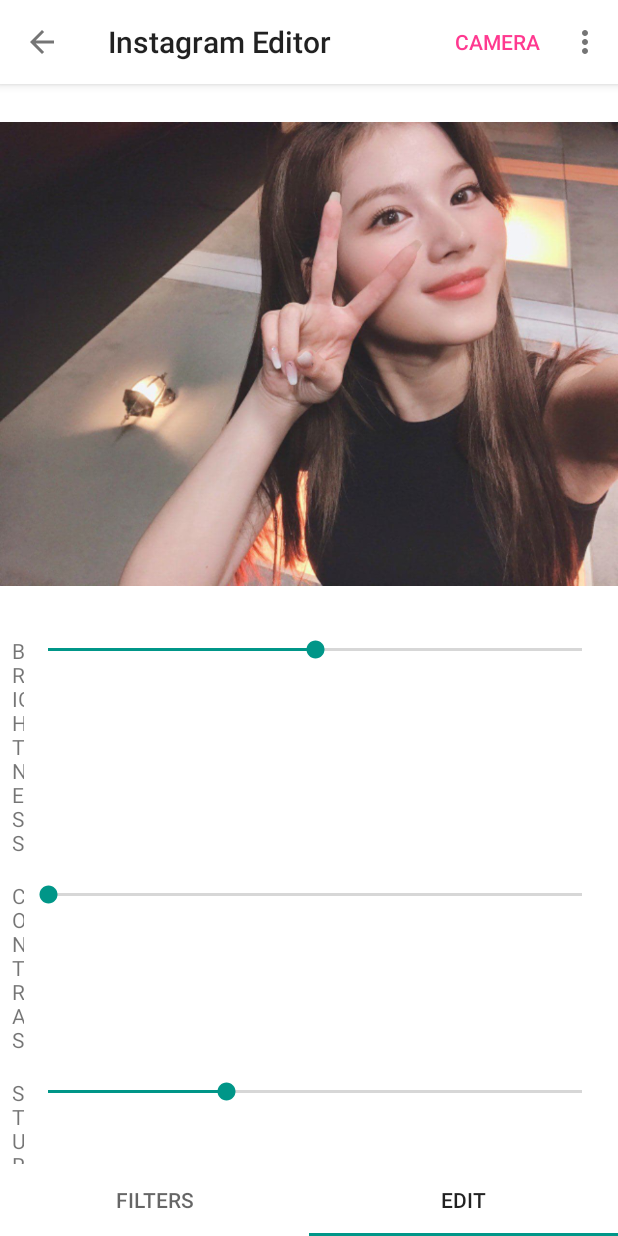
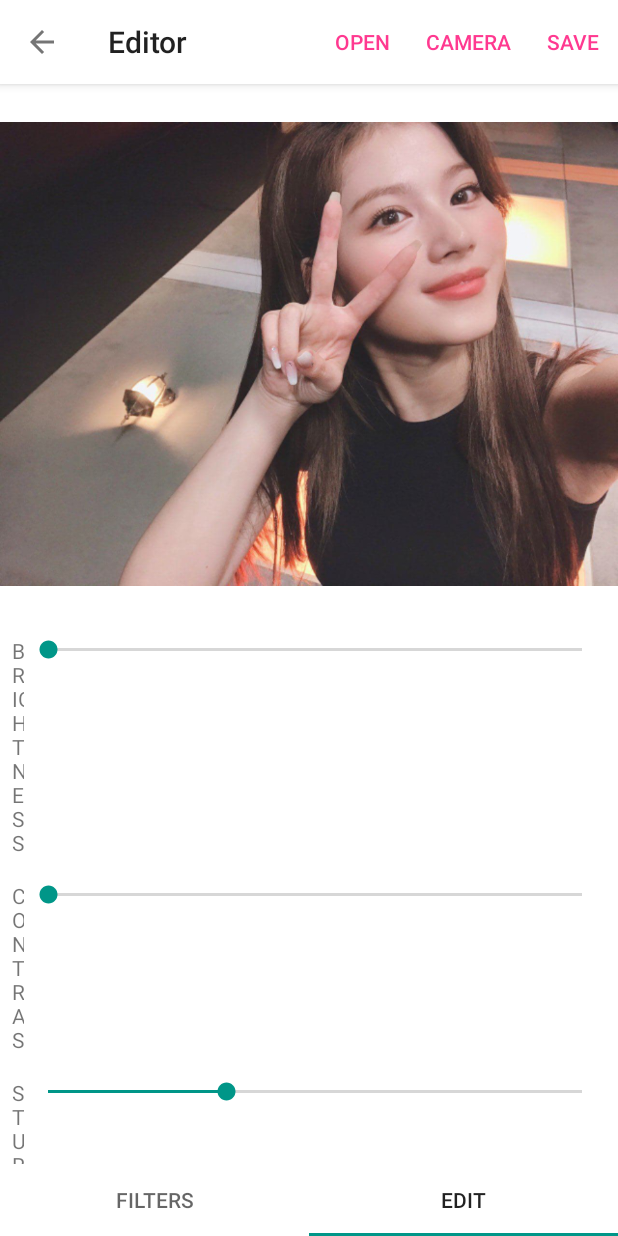
Before and after one commit to thuanpham1206/CS231.L11-Project, an Android app: the screen it shows after launch (MainActivity), item 2 of the bottom bar chosen, on a phone screen of 412 x 824 dp. Run offline under Robolectric (Android 15) with nearby library versions, the phone set to English and light mode, and no system bars; our stand-ins replace ButterKnife; libraries missing offline, so code that uses them is left out: com.karumi.dexter, com.zomato.photofilters; 13 statements that could not run were skipped.

Commit message:
update project
Remove SHARE features
Add Vignette filter into the Edit tab.

```diff
--- a/InstagramEditor/app/src/main/java/com/project/instagrameditor/EditImageFragment.java
+++ b/InstagramEditor/app/src/main/java/com/project/instagrameditor/EditImageFragment.java
@@ -24,6 +24,20 @@ public class EditImageFragment extends Fragment implements SeekBar.OnSeekBarChan
 
     @BindView(R.id.seekbar_saturation)
     SeekBar seekBarSaturation;
+
+    /*
+    @BindView(R.id.seekbar_red)
+    SeekBar seekBarRed;
+
+    @BindView(R.id.seekbar_blue)
+    SeekBar seekBarBlue;
+
+    @BindView(R.id.seekbar_green)
+    SeekBar seekBarGreen;
+    */
+
+    @BindView(R.id.seekbar_vignette)
+    SeekBar seekBarVignette;
 
     public void setListener(EditImageFragmentListener listener) {
         this.listener = listener;
@@ -57,9 +71,33 @@ public class EditImageFragment extends Fragment implements SeekBar.OnSeekBarChan
         seekBarSaturation.setMax(30);
         seekBarSaturation.setProgress(10);
 
+        // keeping brightness value b/w 0 - 255
+        seekBarBrightness.setMax(255);
+        seekBarBrightness.setProgress(0);
+
+        /*
+        // keeping red value b/w 0.0 - 1.0
+        seekBarRed.setMax(10);
+        seekBarRed.setProgress(0);
+
+        // keeping blue value b/w 0.0 - 1.0
+        seekBarBlue.setMax(10);
+        seekBarBlue.setProgress(0);
+
+        // keeping green value b/w 0.0 - 1.0
+        seekBarGreen.setMax(10);
+        seekBarGreen.setProgress(0);
+         */
+
         seekBarBrightness.setOnSeekBarChangeListener(this);
         seekBarContrast.setOnSeekBarChangeListener(this);
         seekBarSaturation.setOnSeekBarChangeListener(this);
+        seekBarVignette.setOnSeekBarChangeListener(this);
+        /*
+        seekBarRed.setOnSeekBarChangeListener(this);
+        seekBarBlue.setOnSeekBarChangeListener(this);
+        seekBarGreen.setOnSeekBarChangeListener(this);
+         */
 
         return view;
     }
@@ -88,6 +126,41 @@ public class EditImageFragment extends Fragment implements SeekBar.OnSeekBarChan
                 float floatVal = .10f * progress;
                 listener.onSaturationChanged(floatVal);
             }
+
+            if (seekBar.getId() == R.id.seekbar_vignette) {
+                int alpha = progress;
+                listener.onVignetteChanged(alpha);
+            }
+
+            /*
+            float floatVal = .10f;
+            float floatRed, floatBlue, floatGreen;
+            if (seekBar.getId() == R.id.seekbar_red) {
+                // converting int value to float
+                // red values are b/w 0.0f - 1.0f
+                floatRed = floatVal * progress;
+                floatBlue = seekBarBlue.getProgress();
+                floatGreen = seekBarGreen.getProgress();
+                listener.onColorOverlayChanged(floatRed, floatBlue, floatGreen);
+            }
+            if (seekBar.getId() == R.id.seekbar_blue) {
+                // converting int value to float
+                // blue values are b/w 0.0f - 1.0f
+                floatRed = seekBarRed.getProgress();
+                floatBlue = floatVal * progress;
+                floatGreen = seekBarGreen.getProgress();
+                listener.onColorOverlayChanged(floatRed, floatBlue, floatGreen);
+            }
+            if (seekBar.getId() == R.id.seekbar_green) {
+                // converting int value to float
+                // green values are b/w 0.0f - 1.0f
+                floatRed = seekBarRed.getProgress();
+                floatBlue = seekBarBlue.getProgress();
+                floatGreen = floatVal * progress;
+                listener.onColorOverlayChanged(floatRed, floatBlue, floatGreen);
+            }
+
+             */
         }
     }
 
@@ -116,6 +189,10 @@ public class EditImageFragment extends Fragment implements SeekBar.OnSeekBarChan
 
         void onContrastChanged(float contrast);
 
+        void onColorOverlayChanged(float red, float blue, float green);
+
+        void onVignetteChanged(int alpha);
+
         void onEditStarted();
 
         void onEditCompleted();
--- a/InstagramEditor/app/src/main/java/com/project/instagrameditor/MainActivity.java
+++ b/InstagramEditor/app/src/main/java/com/project/instagrameditor/MainActivity.java
@@ -18,8 +18,10 @@ import com.karumi.dexter.listener.multi.MultiplePermissionsListener;
 import com.project.instagrameditor.utils.BitmapUtils;
 import com.zomato.photofilters.imageprocessors.Filter;
 import com.zomato.photofilters.imageprocessors.subfilters.BrightnessSubFilter;
+import com.zomato.photofilters.imageprocessors.subfilters.ColorOverlaySubFilter;
 import com.zomato.photofilters.imageprocessors.subfilters.ContrastSubFilter;
 import com.zomato.photofilters.imageprocessors.subfilters.SaturationSubfilter;
+import com.zomato.photofilters.imageprocessors.subfilters.VignetteSubfilter;
 
 import androidx.annotation.NonNull;
 import androidx.appcompat.app.AppCompatActivity;
@@ -86,6 +88,10 @@ public class MainActivity extends AppCompatActivity
     int brightnessFinal = 0;
     float saturationFinal = 1.0f;
     float contrastFinal = 1.0f;
+    float redFinal = 0.0f;
+    float blueFinal = 0.0f;
+    float greenFinal = 0.0f;
+    int vignetteFinal = 0;
 
     // load native image filters library
     static {
@@ -170,6 +176,24 @@ public class MainActivity extends AppCompatActivity
     }
 
     @Override
+    public void onColorOverlayChanged(final float red, final float blue, final float green) {
+        redFinal = red;
+        blueFinal = blue;
+        greenFinal = green;
+        Filter myFilter = new Filter();
+        myFilter.addSubFilter(new ColorOverlaySubFilter(100, red, blue, green));
+        imagePreview.setImageBitmap(myFilter.processFilter(finalImage.copy(Bitmap.Config.ARGB_8888, true)));
+    }
+
+    @Override
+    public void onVignetteChanged(final int vignette) {
+        vignetteFinal = vignette;
+        Filter myFilter = new Filter();
+        myFilter.addSubFilter(new VignetteSubfilter(this, vignette));
+        imagePreview.setImageBitmap(myFilter.processFilter(finalImage.copy(Bitmap.Config.ARGB_8888, true)));
+    }
+
+    @Override
     public void onEditStarted() {
 
     }
@@ -184,6 +208,8 @@ public class MainActivity extends AppCompatActivity
         myFilter.addSubFilter(new BrightnessSubFilter(brightnessFinal));
         myFilter.addSubFilter(new ContrastSubFilter(contrastFinal));
         myFilter.addSubFilter(new SaturationSubfilter(saturationFinal));
+        myFilter.addSubFilter(new VignetteSubfilter(this, vignetteFinal));
+        //myFilter.addSubFilter(new ColorOverlaySubFilter(100, redFinal, greenFinal, blueFinal));
         finalImage = myFilter.processFilter(bitmap);
     }
 
@@ -198,6 +224,10 @@ public class MainActivity extends AppCompatActivity
         brightnessFinal = 0;
         saturationFinal = 1.0f;
         contrastFinal = 1.0f;
+        vignetteFinal = 0;
+        redFinal = 0.0f;
+        blueFinal = 0.0f;
+        greenFinal = 0.0f;
     }
 
     class ViewPagerAdapter extends FragmentPagerAdapter {
@@ -264,7 +294,6 @@ public class MainActivity extends AppCompatActivity
         }
 
         if (id == R.id.action_share) {
-            shareImage();
             return true;
         }
         return super.onOptionsItemSelected(item);
--- a/InstagramEditor/app/src/main/res/layout/fragment_edit_image.xml
+++ b/InstagramEditor/app/src/main/res/layout/fragment_edit_image.xml
@@ -19,8 +19,6 @@
             android:orientation="horizontal"
             android:paddingBottom="@dimen/padding_10"
             android:paddingTop="@dimen/padding_10">
-
-
             <TextView
                 android:layout_width="@dimen/lbl_edit_image_control"
                 android:layout_height="wrap_content"
@@ -39,8 +37,6 @@
             android:orientation="horizontal"
             android:paddingBottom="@dimen/padding_10"
             android:paddingTop="@dimen/padding_10">
-
-
             <TextView
                 android:layout_width="@dimen/lbl_edit_image_control"
                 android:layout_height="wrap_content"
@@ -59,7 +55,6 @@
             android:orientation="horizontal"
             android:paddingBottom="@dimen/padding_10"
             android:paddingTop="@dimen/padding_10">
-
             <TextView
                 android:layout_width="@dimen/lbl_edit_image_control"
                 android:layout_height="wrap_content"
@@ -78,48 +73,6 @@
             android:orientation="horizontal"
             android:paddingBottom="@dimen/padding_10"
             android:paddingTop="@dimen/padding_10">
-
-
-            <TextView
-                android:layout_width="@dimen/lbl_edit_image_control"
-                android:layout_height="wrap_content"
-                android:text="@string/lbl_coloroverlay" />
-
-            <SeekBar
-                android:id="@+id/seekbar_coloroverlay"
-                android:layout_width="0dp"
-                android:layout_height="wrap_content"
-                android:layout_weight="1" />
-        </LinearLayout>
-
-        <LinearLayout
-            android:layout_width="match_parent"
-            android:layout_height="wrap_content"
-            android:orientation="horizontal"
-            android:paddingBottom="@dimen/padding_10"
-            android:paddingTop="@dimen/padding_10">
-
-
-            <TextView
-                android:layout_width="@dimen/lbl_edit_image_control"
-                android:layout_height="wrap_content"
-                android:text="@string/lbl_tonecurve" />
-
-            <SeekBar
-                android:id="@+id/seekbar_tonecurve"
-                android:layout_width="0dp"
-                android:layout_height="wrap_content"
-                android:layout_weight="1" />
-        </LinearLayout>
-
-        <LinearLayout
-            android:layout_width="match_parent"
-            android:layout_height="wrap_content"
-            android:orientation="horizontal"
-            android:paddingBottom="@dimen/padding_10"
-            android:paddingTop="@dimen/padding_10">
-
-
             <TextView
                 android:layout_width="@dimen/lbl_edit_image_control"
                 android:layout_height="wrap_content"
@@ -131,5 +84,8 @@
                 android:layout_height="wrap_content"
                 android:layout_weight="1" />
         </LinearLayout>
+
+
     </LinearLayout>
+
 </ScrollView>
--- a/InstagramEditor/app/src/main/res/menu/menu_main.xml
+++ b/InstagramEditor/app/src/main/res/menu/menu_main.xml
@@ -6,13 +6,13 @@
         android:id="@+id/action_open"
         android:orderInCategory="100"
         android:title="@string/action_open"
-        app:showAsAction="never" />
+        app:showAsAction="always" />
 
     <item
         android:id="@+id/action_save"
         android:orderInCategory="102"
         android:title="@string/action_save"
-        app:showAsAction="never" />
+        app:showAsAction="always" />
 
     <item
         android:id="@+id/action_camera"
@@ -24,5 +24,6 @@
         android:id="@+id/action_share"
         android:orderInCategory="103"
         android:title="@string/action_share"
-        app:showAsAction="never" />
+        app:showAsAction="never"
+        android:visible="false"/>
 </menu>
--- a/InstagramEditor/app/src/main/res/values/strings.xml
+++ b/InstagramEditor/app/src/main/res/values/strings.xml
@@ -1,24 +1,27 @@
 <resources>
     <string name="app_name">Instagram Editor</string>
-    <string name="activity_title_main">Instagram Editor</string>
+    <string name="activity_title_main">Editor</string>
     <string name="filters">FILTERS</string>
     <string name="edit">EDIT</string>
 
     <string name="lbl_brightness">BRIGHTNESS</string>
     <string name="lbl_contrast">CONTRAST</string>
     <string name="lbl_saturation">SATURATION</string>
-    <string name="lbl_coloroverlay">COLOR</string>
-    <string name="lbl_tonecurve">TONE CURVE</string>
     <string name="lbl_vignette">VIGNETTE</string>
+    <string name="lbl_depth">DEPTH</string>
+    <string name="lbl_red">RED</string>
+    <string name="lbl_green">GREEN</string>
+    <string name="lbl_blue">BLUE</string>
+
     <string name="tab_filters">FILTERS</string>
     <string name="tab_edit">EDIT</string>
 
 
     <string name="roboto_medium">sans-serif-medium</string>
     <string name="filter_normal">Normal</string>
-    <string name="action_save">Save as new image</string>
-    <string name="action_open">Open from gallery</string>
-    <string name="action_camera">Camera</string>
+    <string name="action_save">SAVE</string>
+    <string name="action_open">OPEN</string>
+    <string name="action_camera">CAMERA</string>
     <string name="action_share">Share...</string>
     <string name="action_settings">SETTINGS</string>
 
```
Also changed, not shown: 1 other file.
